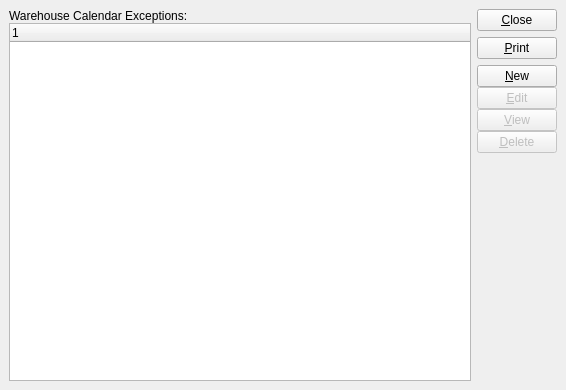
Before: the Qt Designer form guiclient/whseCalendars.ui in Pegasus-RPG/xtuple-client, drawn with Qt 5.
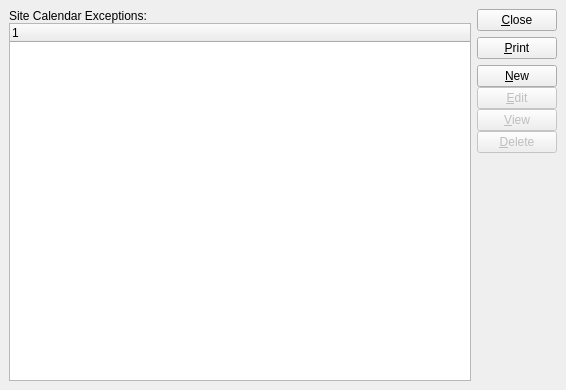
After: the same form once the commit is applied. Custom widgets are drawn as their Qt base class.

Commit message: issue #6692:first pass for changing "Warehouse" to "Site"

```diff
--- a/guiclient/whseCalendars.ui
+++ b/guiclient/whseCalendars.ui
@@ -34,7 +34,7 @@
       <item>
        <widget class="QLabel" name="_whseCalendarsLit" >
         <property name="text" >
-         <string>Warehouse Calendar Exceptions:</string>
+         <string>Site Calendar Exceptions:</string>
         </property>
        </widget>
       </item>
```
Left out of the diff: 2 changed lines with no effect on the pictures. The commit also changes 201 other files.
